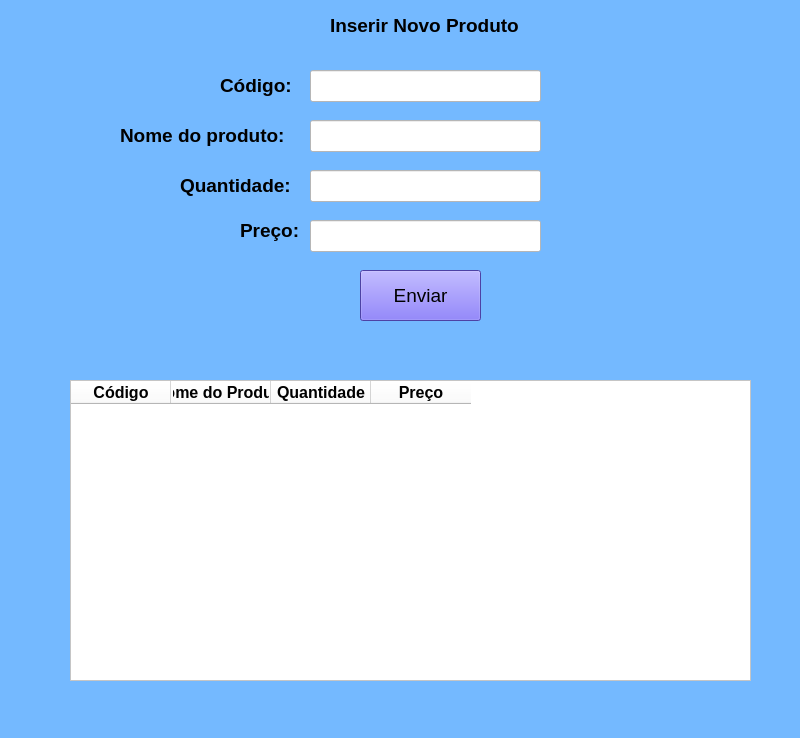
Qt form cadastro_produtos.ui (fabiojuliosantos/projeto-ads) before a commit.
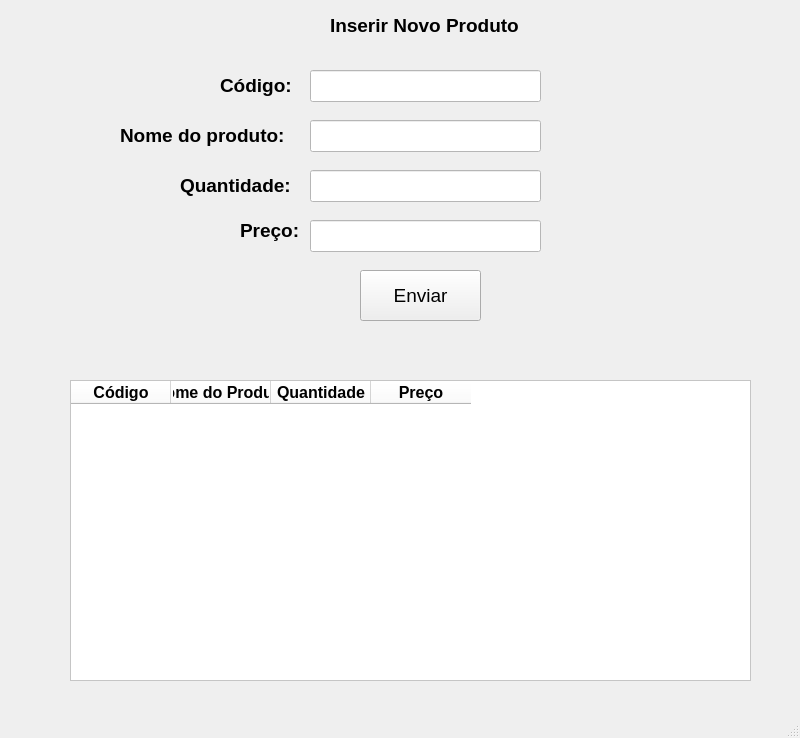
The same form after that commit.

Diff of the .ui file:
```diff
--- a/cadastro_produtos.ui
+++ b/cadastro_produtos.ui
@@ -14,7 +14,7 @@
    <string>MainWindow</string>
   </property>
   <property name="styleSheet">
-   <string notr="true">background-color:rgb(116,185,255)</string>
+   <string notr="true"/>
   </property>
   <widget class="QWidget" name="centralwidget">
    <widget class="QLabel" name="label">
@@ -175,7 +175,7 @@
      </font>
     </property>
     <property name="styleSheet">
-     <string notr="true">background-color: rgb(108, 92, 231);</string>
+     <string notr="true"/>
     </property>
     <property name="text">
      <string>Enviar</string>
```
